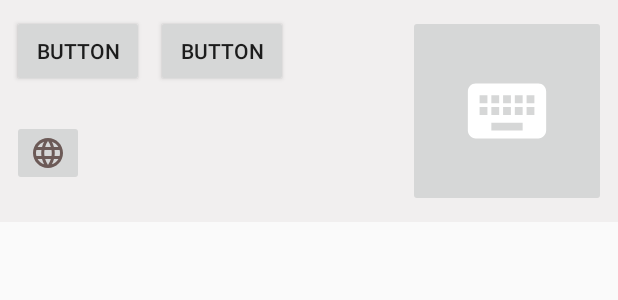
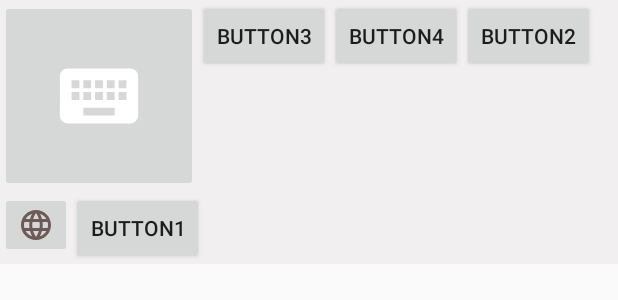
Before and after one commit to hiroshiyui/GuilelessBopomofo, an Android app: the layout keyboard_layout.xml on its own in the app's theme, with its tools: preview values and no code run, on a phone screen of 412 x 824 dp. Shown: the top 300 px of the screen. Run offline under Robolectric (Android 15) with nearby library versions, the phone set to English and light mode, and no system bars; network calls fail.

Commit message:
Use RelativeLayout, it's too difficult to make ConstraintLayout work as expected.
Signed-off-by: Hui-Hong You <hiroshi@ghostsinthelab.org>

```diff
--- a/app/src/main/res/layout/keyboard_layout.xml
+++ b/app/src/main/res/layout/keyboard_layout.xml
@@ -1,81 +1,70 @@
 <?xml version="1.0" encoding="utf-8"?>
-<androidx.constraintlayout.widget.ConstraintLayout xmlns:android="http://schemas.android.com/apk/res/android"
+<RelativeLayout xmlns:android="http://schemas.android.com/apk/res/android"
     xmlns:app="http://schemas.android.com/apk/res-auto"
     xmlns:tools="http://schemas.android.com/tools"
-    android:id="@+id/ConstraintLayout"
+    android:id="@+id/RelativeLayout"
     android:layout_width="match_parent"
     android:layout_height="wrap_content"
+    android:layout_alignParentBottom="true"
     android:background="#F1EFEF"
     android:visibility="visible">
 
 
-    <Space
-        android:id="@+id/space"
-        android:layout_width="0dp"
-        android:layout_height="2dp"
-        app:layout_constraintEnd_toEndOf="parent"
-        app:layout_constraintStart_toStartOf="parent"
-        app:layout_constraintTop_toTopOf="parent" />
+    <LinearLayout
+        android:layout_width="match_parent"
+        android:layout_height="wrap_content"
+        android:orientation="vertical">
+
+        <LinearLayout
+            android:layout_width="match_parent"
+            android:layout_height="wrap_content"
+            android:orientation="horizontal">
+
+            <ImageButton
+                android:id="@+id/imageButton3"
+                android:layout_width="wrap_content"
+                android:layout_height="wrap_content"
+                android:src="@drawable/ic_launcher_foreground" />
+
+            <Button
+                android:id="@+id/button2"
+                android:layout_width="wrap_content"
+                android:layout_height="wrap_content"
+                android:text="Button3" />
+
+            <Button
+                android:id="@+id/button3"
+                android:layout_width="wrap_content"
+                android:layout_height="wrap_content"
+                android:text="Button4" />
+
+            <Button
+                android:id="@+id/button4"
+                android:layout_width="wrap_content"
+                android:layout_height="wrap_content"
+                android:text="Button2" />
+        </LinearLayout>
+
+        <LinearLayout
+            android:layout_width="match_parent"
+            android:layout_height="wrap_content"
+            android:orientation="horizontal">
 
             <ImageButton
                 android:id="@+id/imageButton2"
                 android:layout_width="wrap_content"
                 android:layout_height="wrap_content"
-        android:layout_marginStart="8dp"
-        android:layout_marginTop="8dp"
-        android:layout_marginBottom="8dp"
                 android:scaleType="center"
-        android:src="@drawable/ic_baseline_language_24"
-        app:layout_constraintBottom_toTopOf="@+id/space2"
-        app:layout_constraintStart_toStartOf="parent"
-        app:layout_constraintTop_toBottomOf="@+id/button"
-        tools:layout_conversion_absoluteHeight="64dp"
-        tools:layout_conversion_absoluteWidth="64dp" />
-
-    <ImageButton
-        android:id="@+id/imageButton3"
-        android:layout_width="wrap_content"
-        android:layout_height="wrap_content"
-        android:layout_marginTop="8dp"
-        android:layout_marginEnd="8dp"
-        android:layout_marginBottom="8dp"
-        android:src="@drawable/ic_launcher_foreground"
-        app:layout_constraintBottom_toTopOf="@+id/space2"
-        app:layout_constraintEnd_toEndOf="parent"
-        app:layout_constraintTop_toBottomOf="@+id/space"
-        tools:layout_conversion_absoluteHeight="64dp"
-        tools:layout_conversion_absoluteWidth="64dp" />
+                android:src="@drawable/ic_baseline_language_24" />
 
             <Button
                 android:id="@+id/button"
                 android:layout_width="wrap_content"
                 android:layout_height="wrap_content"
-        android:layout_marginStart="8dp"
-        android:layout_marginTop="8dp"
-        android:text="Button"
-        app:layout_constraintStart_toStartOf="parent"
-        app:layout_constraintTop_toBottomOf="@+id/space"
-        tools:layout_conversion_absoluteHeight="48dp"
-        tools:layout_conversion_absoluteWidth="88dp" />
+                android:text="Button1" />
 
-    <Button
-        android:id="@+id/button2"
-        android:layout_width="wrap_content"
-        android:layout_height="wrap_content"
-        android:layout_marginStart="8dp"
-        android:text="Button"
-        app:layout_constraintStart_toEndOf="@+id/button"
-        app:layout_constraintTop_toTopOf="@+id/button"
-        tools:layout_conversion_absoluteHeight="48dp"
-        tools:layout_conversion_absoluteWidth="88dp" />
-
-    <Space
-        android:id="@+id/space2"
-        android:layout_width="0dp"
-        android:layout_height="2dp"
-        app:layout_constraintBottom_toBottomOf="parent"
-        app:layout_constraintEnd_toEndOf="parent"
-        app:layout_constraintStart_toStartOf="parent" />
+        </LinearLayout>
+    </LinearLayout>
 
 
-</androidx.constraintlayout.widget.ConstraintLayout>
+</RelativeLayout>
```
Lines whose indentation alone changed are shown as unchanged.
